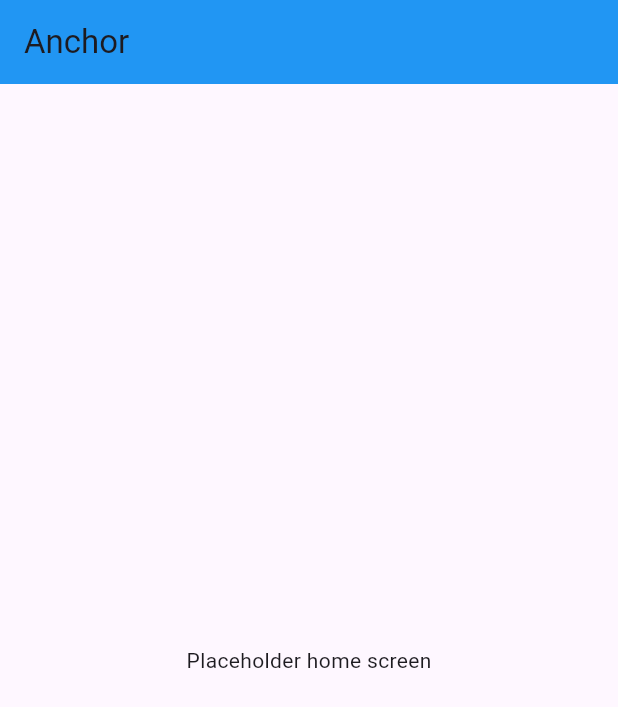
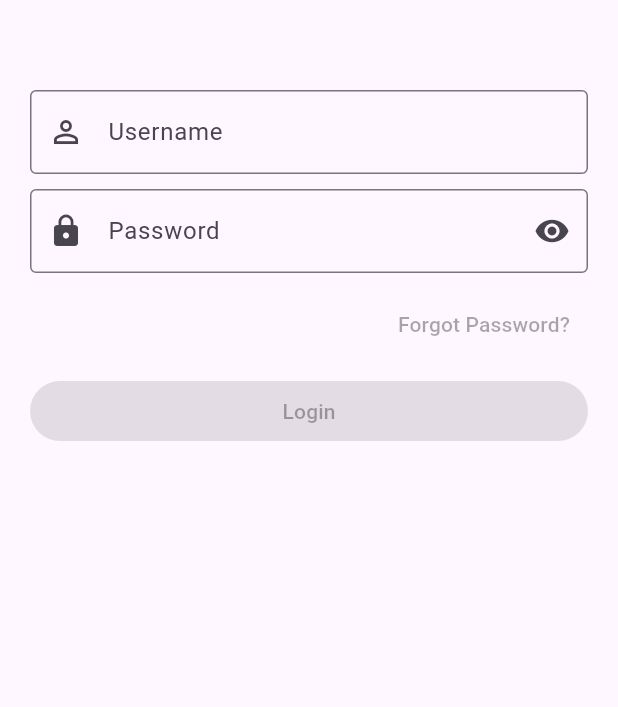
Before and after one commit to Rikjimue/anchor, a Flutter app: the screen it shows after launch, on a phone screen of 412 x 824 dp. Shown: the top 707 px of the screen. Run offline on Flutter 3.47's test engine with Material 3 defaults, Android fonts, the light colour scheme and no system bars; project files that could hold a hidden picture were left out.

Commit message:
Added basic login screen framework

```diff
--- /dev/null
+++ b/lib/screens/login_screen.dart
@@ -0,0 +1,67 @@
+import 'package:flutter/material.dart';
+import 'package:flutter/widgets.dart';
+
+// TODO: Make fields unfocus when clicked away, add function to buttons, change style of buttons.
+
+class LoginScreen extends StatelessWidget {
+  const LoginScreen({super.key});
+
+  @override
+  Widget build(BuildContext context) {
+    return SafeArea(
+      child: Scaffold(
+        body: SingleChildScrollView(
+          child: Container(
+            padding: const EdgeInsets.all(20.0),
+                child: Form(
+                  child: Container(
+                    padding: const EdgeInsets.symmetric(vertical: 40.0),
+                    child: Column(
+                      children: [
+                        TextFormField(
+                          decoration: const InputDecoration(
+                            prefixIcon: Icon(Icons.person_outline_outlined),
+                            labelText: 'Username', // Make text and repeted actions constants
+                            hintText: 'Username',
+                            border: OutlineInputBorder(),
+                          ),
+                        ),
+                        const SizedBox(height: 10),
+                        TextFormField(
+                          decoration: const InputDecoration(
+                            prefixIcon: Icon(Icons.lock),
+                            labelText: 'Password', // Make text and repeted actions constants
+                            hintText: 'Password',
+                            border: OutlineInputBorder(),
+                            suffixIcon: IconButton(
+                              onPressed: null,
+                              icon: Icon(Icons.remove_red_eye_sharp),
+                            ),
+                          ),
+                        ),
+                        const SizedBox(height: 10.0),
+                        Align(
+                          alignment: Alignment.centerRight,
+                          child: TextButton(
+                            onPressed: null,
+                            child: Text('Forgot Password?'),
+                          ),
+                        ),
+                        const SizedBox(height: 10.0),
+                        SizedBox(
+                          width: double.infinity,
+                          child: ElevatedButton(
+                            onPressed: null,
+                            child: Text('Login'),
+                          ),
+                        ),
+                      ],
+                    ),
+                  ),
+                ),
+              ),
+            ),
+          ),
+    );
+  }
+}
--- a/lib/screens/splash_screen.dart
+++ b/lib/screens/splash_screen.dart
@@ -1,4 +1,5 @@
 import 'package:anchor/screens/home_screen.dart';
+import 'package:anchor/screens/login_screen.dart';
 import 'package:flutter/material.dart';
 
 class SplashScreen extends StatefulWidget {
@@ -18,7 +19,7 @@ class _SplashScreenState extends State<SplashScreen>
 
     Future.delayed(const Duration(seconds: 2), () { // TODO: Change time to when data is loaded
       Navigator.of(context).pushReplacement(MaterialPageRoute(
-        builder: (_) => const HomeScreen(),
+        builder: (_) => const LoginScreen(),
       ));
     });
   }
```
